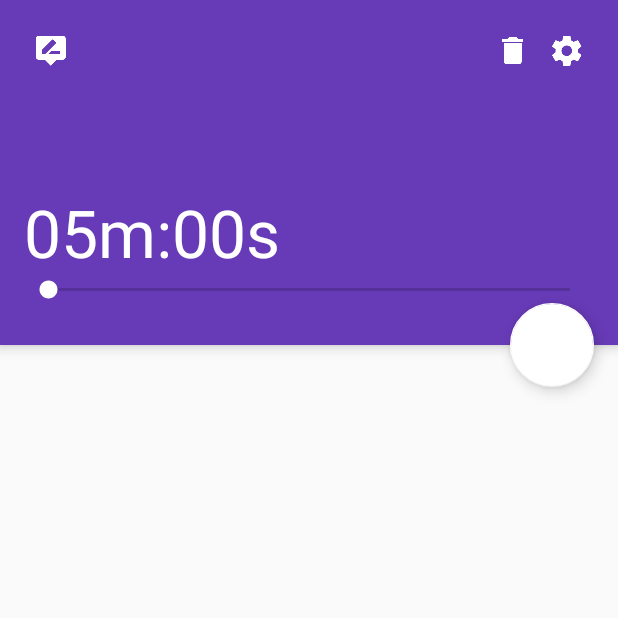
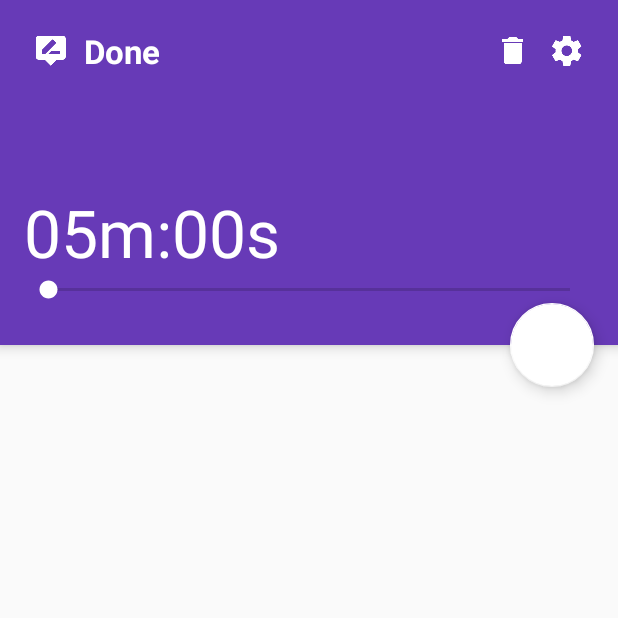
Before and after one commit to sazid/Done, an Android app: the screen it shows after launch (MainActivity), on a phone screen of 412 x 824 dp, the top half of it. Run offline under Robolectric (Android 15) with nearby library versions, the phone set to English and light mode, and no system bars; libraries missing offline, so code that uses them is left out: com.afollestad.materialdialogs, com.melnykov.fab, com.nispok.snackbar, io.codetail.animation; plain views replace FloatingActionButton, RevealFrameLayout; 3 statements that could not run were skipped.

Commit message:
Add title of the app

```diff
--- a/app/src/main/res/layout/fragment_main.xml
+++ b/app/src/main/res/layout/fragment_main.xml
@@ -83,6 +83,24 @@
                     android:padding="0dp"
                     android:src="@drawable/ic_tooltip_edit_white_24dp" />
 
+                <TextView
+                    android:id="@+id/textView"
+                    android:layout_width="wrap_content"
+                    android:layout_height="wrap_content"
+                    android:layout_alignBottom="@+id/editTaskDetailsButton"
+                    android:layout_alignParentTop="true"
+                    android:layout_marginLeft="4dp"
+                    android:layout_toLeftOf="@+id/deleteButton"
+                    android:layout_toRightOf="@+id/editTaskDetailsButton"
+                    android:layout_toStartOf="@+id/deleteButton"
+                    android:gravity="fill_vertical"
+                    android:singleLine="true"
+                    android:text="Done"
+                    android:textAppearance="?android:attr/textAppearanceLarge"
+                    android:textColor="@color/white"
+                    android:textIsSelectable="false"
+                    android:textStyle="bold" />
+
             </RelativeLayout>
 
         </FrameLayout>
```
Also changed, not shown: app/src/main/java/com/mohammedsazid/android/done/MainPlaceholderFragment.java (+0 -11 lines).
